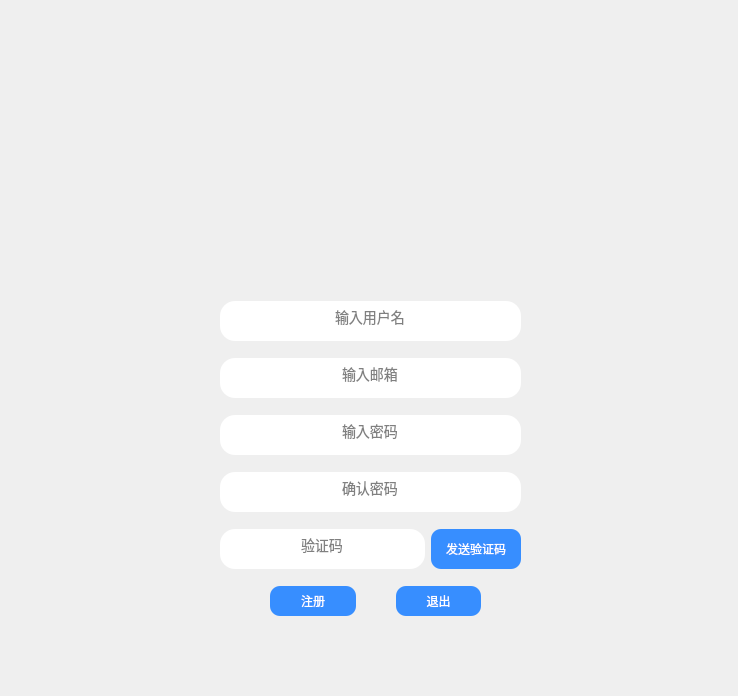
The window that liaotianClient/zhucemainwindow.ui (hshandyj/laiotian_Demo) describes before a commit, drawn with Qt 5.
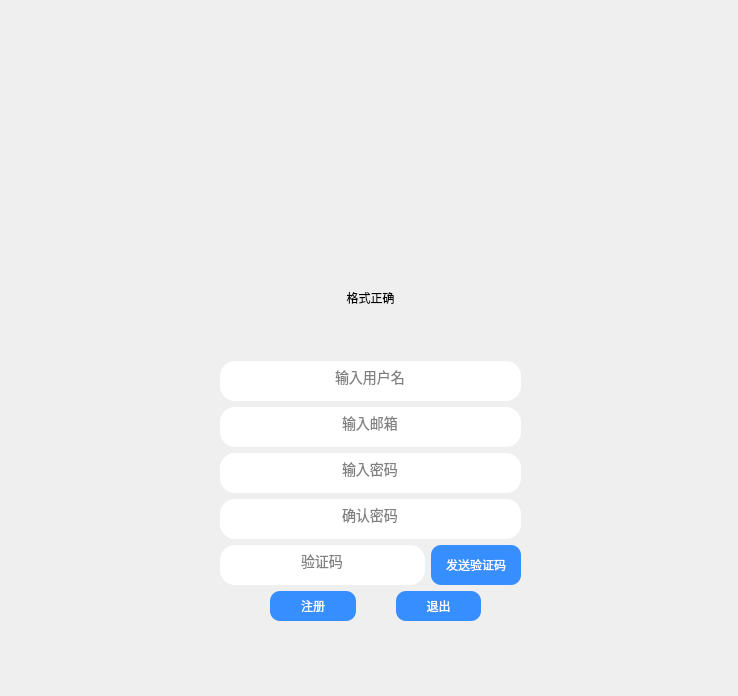
The same window after the commit. Icons and pictures are not drawn.

```diff
--- a/liaotianClient/zhucemainwindow.ui
+++ b/liaotianClient/zhucemainwindow.ui
@@ -36,9 +36,9 @@
      <property name="geometry">
       <rect>
        <x>220</x>
-       <y>290</y>
+       <y>240</y>
        <width>301</width>
-       <height>341</height>
+       <height>381</height>
       </rect>
      </property>
      <property name="styleSheet">
@@ -57,71 +57,7 @@
 </string>
      </property>
      <layout class="QGridLayout" name="gridLayout">
-      <item row="0" column="0">
-       <widget class="QLineEdit" name="editUsername">
-        <property name="minimumSize">
-         <size>
-          <width>0</width>
-          <height>40</height>
-         </size>
-        </property>
-        <property name="text">
-         <string>输入用户名</string>
-        </property>
-        <property name="alignment">
-         <set>Qt::AlignCenter</set>
-        </property>
-       </widget>
-      </item>
-      <item row="1" column="0">
-       <widget class="QLineEdit" name="editEmail">
-        <property name="minimumSize">
-         <size>
-          <width>0</width>
-          <height>40</height>
-         </size>
-        </property>
-        <property name="text">
-         <string>输入邮箱</string>
-        </property>
-        <property name="alignment">
-         <set>Qt::AlignCenter</set>
-        </property>
-       </widget>
-      </item>
-      <item row="2" column="0">
-       <widget class="QLineEdit" name="editPassword">
-        <property name="minimumSize">
-         <size>
-          <width>0</width>
-          <height>40</height>
-         </size>
-        </property>
-        <property name="text">
-         <string>输入密码</string>
-        </property>
-        <property name="alignment">
-         <set>Qt::AlignCenter</set>
-        </property>
-       </widget>
-      </item>
-      <item row="3" column="0">
-       <widget class="QLineEdit" name="editPasswordYes">
-        <property name="minimumSize">
-         <size>
-          <width>0</width>
-          <height>40</height>
-         </size>
-        </property>
-        <property name="text">
-         <string>确认密码</string>
-        </property>
-        <property name="alignment">
-         <set>Qt::AlignCenter</set>
-        </property>
-       </widget>
-      </item>
-      <item row="4" column="0">
+      <item row="6" column="0">
        <layout class="QHBoxLayout" name="horizontalLayout_2">
         <item>
          <widget class="QLineEdit" name="editCode">
@@ -160,7 +96,7 @@
         </item>
        </layout>
       </item>
-      <item row="5" column="0">
+      <item row="7" column="0">
        <layout class="QHBoxLayout" name="horizontalLayout">
         <property name="spacing">
          <number>40</number>
@@ -211,6 +147,88 @@
         </item>
        </layout>
       </item>
+      <item row="2" column="0">
+       <widget class="QLineEdit" name="editUsername">
+        <property name="minimumSize">
+         <size>
+          <width>0</width>
+          <height>40</height>
+         </size>
+        </property>
+        <property name="text">
+         <string>输入用户名</string>
+        </property>
+        <property name="alignment">
+         <set>Qt::AlignCenter</set>
+        </property>
+       </widget>
+      </item>
+      <item row="3" column="0">
+       <widget class="QLineEdit" name="editEmail">
+        <property name="minimumSize">
+         <size>
+          <width>0</width>
+          <height>40</height>
+         </size>
+        </property>
+        <property name="text">
+         <string>输入邮箱</string>
+        </property>
+        <property name="alignment">
+         <set>Qt::AlignCenter</set>
+        </property>
+       </widget>
+      </item>
+      <item row="5" column="0">
+       <widget class="QLineEdit" name="editPasswordYes">
+        <property name="minimumSize">
+         <size>
+          <width>0</width>
+          <height>40</height>
+         </size>
+        </property>
+        <property name="text">
+         <string>确认密码</string>
+        </property>
+        <property name="alignment">
+         <set>Qt::AlignCenter</set>
+        </property>
+       </widget>
+      </item>
+      <item row="4" column="0">
+       <widget class="QLineEdit" name="editPassword">
+        <property name="minimumSize">
+         <size>
+          <width>0</width>
+          <height>40</height>
+         </size>
+        </property>
+        <property name="text">
+         <string>输入密码</string>
+        </property>
+        <property name="alignment">
+         <set>Qt::AlignCenter</set>
+        </property>
+       </widget>
+      </item>
+      <item row="1" column="0">
+       <widget class="QLabel" name="errTip">
+        <property name="styleSheet">
+         <string notr="true">#errTip[state='normal']{
+	color: rgb(0, 255, 8);
+}
+#errTip[state='err']{
+	color: rgb(255, 0, 0);
+}</string>
+        </property>
+        <property name="text">
+         <string>格式正确</string>
+        </property>
+        <property name="alignment">
+         <set>Qt::AlignCenter</set>
+        </property>
+       </widget>
+      </item>
      </layout>
     </widget>
    </widget>
```
